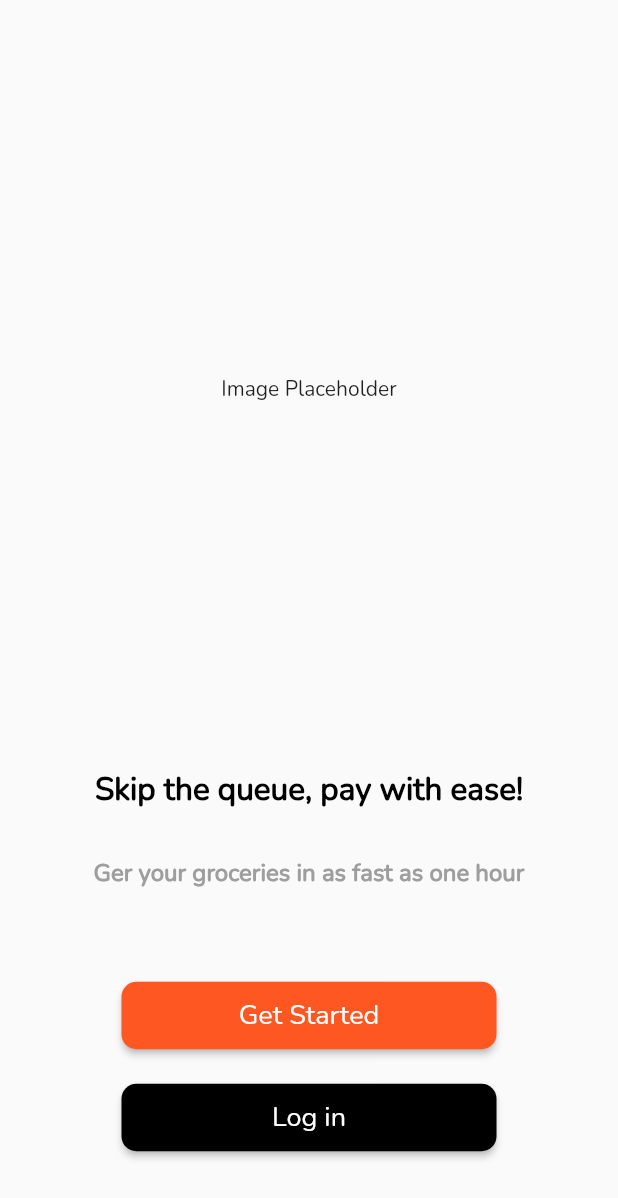
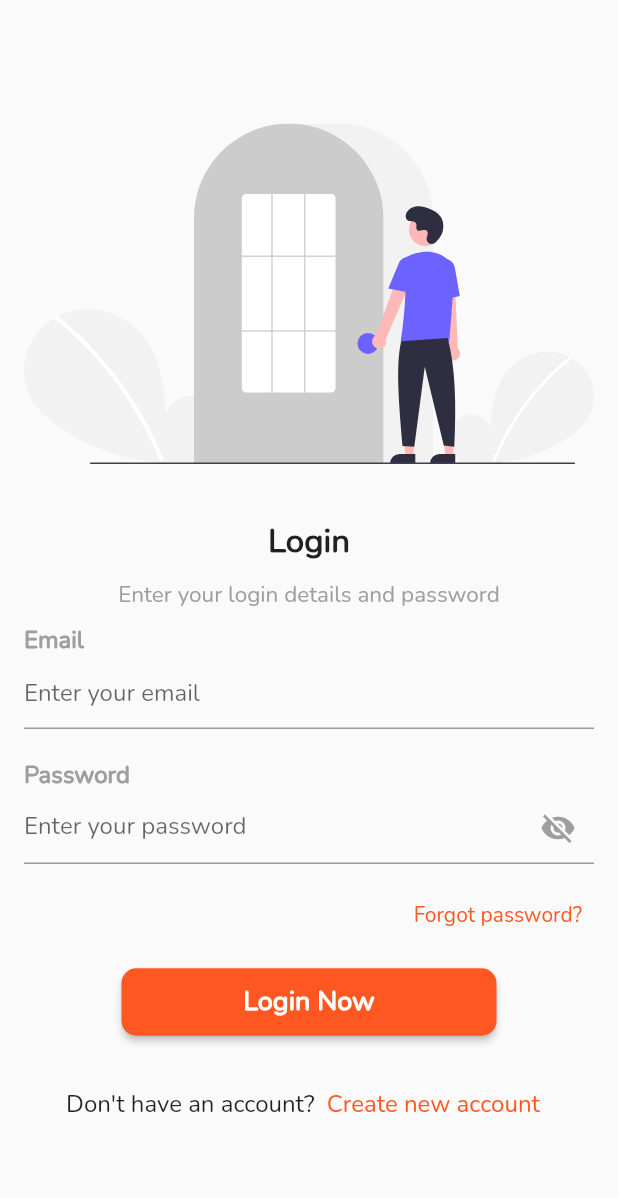
Before and after one commit to Jinks02/Queaze, a Flutter app: the GetStarted screen opened directly, after a tap on "Log in", on a phone screen of 412 x 824 dp. Shown: the top 1198 px of the screen. Run offline on Flutter 3.47's test engine with Material 2 defaults, Android fonts, the phone set to English and light mode, and no system bars; our stand-ins replace flutter_svg, smooth_page_indicator, video_player.

Commit message:
added login screen

```diff
--- a/lib/main.dart
+++ b/lib/main.dart
@@ -1,7 +1,7 @@
 
 import 'package:flutter/cupertino.dart';
 import 'package:flutter/material.dart';
-import 'package:queaze/view/splash_view.dart';
+import 'package:queaze/view/onBoarding/splash_view.dart';
 
 void main() {
   runApp(MyApp());
--- /dev/null
+++ b/lib/view/login/login.dart
@@ -0,0 +1,192 @@
+import 'package:flutter/material.dart';
+import 'package:flutter_svg/flutter_svg.dart';
+
+class LoginPage extends StatefulWidget {
+  @override
+  _LoginPageState createState() => _LoginPageState();
+}
+
+class _LoginPageState extends State<LoginPage> {
+  final _formKey = GlobalKey<FormState>();
+
+  bool _passwordVisible = false;
+
+  String _email = "";
+  String _password = "";
+
+  @override
+  Widget build(BuildContext context) {
+    return Scaffold(
+      body: SingleChildScrollView(
+        child: Padding(
+          padding: const EdgeInsets.all(16.0),
+          child: Form(
+            key: _formKey,
+            child: Column(
+              crossAxisAlignment: CrossAxisAlignment.start,
+              children: <Widget>[
+                const SizedBox(height: 30.0),
+                SizedBox(
+                  height: 300,
+                  child: SvgPicture.asset(
+                    "assets/images/login_page.svg",
+                  ),
+                ),
+                const Align(
+                  alignment: Alignment.center,
+                  child: Text(
+                    "Login",
+                    style: TextStyle(fontSize: 22, fontWeight: FontWeight.bold),
+                  ),
+                ),
+                const SizedBox(
+                  height: 10,
+                ),
+                const Align(
+                  alignment: Alignment.center,
+                  child: Text(
+                    "Enter your login details and password",
+                    style: TextStyle(fontSize: 15, color: Colors.grey),
+                  ),
+                ),
+                const SizedBox(
+                  height: 10,
+                ),
+                const Text(
+                  "Email",
+                  style: TextStyle(
+                    fontSize: 16.0,
+                    fontWeight: FontWeight.bold,
+                    color: Colors.grey,
+                  ),
+                ),
+                TextFormField(
+                  keyboardType: TextInputType.emailAddress,
+                  decoration:
+                      const InputDecoration(hintText: "Enter your email"),
+                  validator: (value) {
+                    if (value!.isEmpty) {
+                      return "Please enter your email";
+                    }
+                    return null;
+                  },
+                  onSaved: (value) {
+                    if (value!.isNotEmpty) {
+                      _email = value;
+                    }
+                  },
+                ),
+                const SizedBox(height: 20.0),
+                const Text(
+                  "Password",
+                  style: TextStyle(
+                    fontSize: 16.0,
+                    fontWeight: FontWeight.bold,
+                    color: Colors.grey,
+                  ),
+                ),
+                TextFormField(
+                  obscureText: !_passwordVisible,
+                  decoration: InputDecoration(
+                    //labelText: "Password",
+                    hintText: "Enter your password",
+                    suffixIcon: IconButton(
+                      icon: Icon(
+                        _passwordVisible
+                            ? Icons.visibility
+                            : Icons.visibility_off,
+                        color: Colors.grey,
+                      ),
+                      onPressed: () {
+                        setState(() {
+                          _passwordVisible = !_passwordVisible;
+                        });
+                      },
+                    ),
+                  ),
+                  validator: (value) {
+                    if (value!.isEmpty) {
+                      return "Please enter your password";
+                    }
+                    return null;
+                  },
+                  onSaved: (value) {
+                    if (value!.isNotEmpty) {
+                      _password = value;
+                    }
+                  },
+                ),
+                const SizedBox(height: 10.0),
+                Align(
+                  alignment: Alignment.topRight,
+                  child: TextButton(
+                    onPressed: () {},
+                    child: const Text(
+                      "Forgot password?",
+                      style: TextStyle(
+                        fontSize: 14.0,
+                      ),
+                    ),
+                  ),
+                ),
+                const SizedBox(height: 10.0),
+                Center(
+                  child: Container(
+                    width: 250,
+                    child: ElevatedButton(
+                      style: ElevatedButton.styleFrom(
+                          shape: const RoundedRectangleBorder(
+                              borderRadius:
+                                  BorderRadius.all(Radius.circular(10)))),
+                      onPressed: () {
+                        if (_formKey.currentState!.validate()) {
+                          _formKey.currentState!.save();
+                          //TODO: perform login with _email and _password
+                        }
+                      },
+                      child: const Padding(
+                        padding: EdgeInsets.all(10),
+                        child: Text(
+                          "Login Now",
+                          style: TextStyle(
+                            fontSize: 18,
+                            fontWeight: FontWeight.bold,
+                          ),
+                        ),
+                      ),
+                    ),
+                  ),
+                ),
+                const SizedBox(height: 20.0),
+                Center(
+                  child: Row(
+                    mainAxisAlignment: MainAxisAlignment.center,
+                    children: [
+                      const Text(
+                        "Don't have an account?",
+                        style: TextStyle(
+                          fontSize: 16,
+                        ),
+                      ),
+                      TextButton(
+                        onPressed: () {
+                          //TODO: navigate to create new account page
+                        },
+                        child: const Text(
+                          "Create new account",
+                          style: TextStyle(
+                            fontSize: 16,
+                          ),
+                        ),
+                      ),
+                    ],
+                  ),
+                ),
+              ],
+            ),
+          ),
+        ),
+      ),
+    );
+  }
+}
--- a/lib/view/get_started_view.dart
+++ b/lib/view/onBoarding/get_started_view.dart
@@ -1,5 +1,6 @@
 import 'package:flutter/cupertino.dart';
 import 'package:flutter/material.dart';
+import 'package:queaze/view/login/login.dart';
 
 class GetStarted extends StatelessWidget {
   @override
@@ -11,7 +12,6 @@ class GetStarted extends StatelessWidget {
         Container(
           margin: EdgeInsets.only(top: 250),
           width: double.infinity,
-
           child: const Text(
             "Image Placeholder",
             textAlign: TextAlign.center,
@@ -21,21 +21,23 @@ class GetStarted extends StatelessWidget {
           child: Column(
             children: [
               Container(
-                child: const Text("Skip the queue, pay with ease!"
-                ,style: TextStyle(
-                    fontSize: 21,
-                    fontWeight: FontWeight.bold,
-                    color: Colors.black
-                  ),),
+                child: const Text(
+                  "Skip the queue, pay with ease!",
+                  style: TextStyle(
+                      fontSize: 21,
+                      fontWeight: FontWeight.bold,
+                      color: Colors.black),
+                ),
               ),
               Container(
                 margin: const EdgeInsets.only(bottom: 50, top: 30),
-                child: const Text("Ger your groceries in as fast as one hour",
-                style: TextStyle(
-                  fontSize: 16,
-                  fontWeight: FontWeight.bold,
-                  color: Colors.grey
-                ),),
+                child: const Text(
+                  "Ger your groceries in as fast as one hour",
+                  style: TextStyle(
+                      fontSize: 16,
+                      fontWeight: FontWeight.bold,
+                      color: Colors.grey),
+                ),
               ),
               Column(
                 children: [
@@ -61,7 +63,14 @@ class GetStarted extends StatelessWidget {
                     margin: EdgeInsets.only(top: 20, bottom: 55),
                     width: 250,
                     child: ElevatedButton(
-                      onPressed: () {},
+                      onPressed: () {
+                        print("Button Clicked");
+                        Navigator.of(context).push(
+                          MaterialPageRoute(
+                            builder: (builder) => LoginPage(),
+                          ),
+                        );
+                      },
                       style: ElevatedButton.styleFrom(
                           backgroundColor: Colors.black,
                           shape: const RoundedRectangleBorder(
--- a/lib/view/on_boarding_view.dart
+++ b/lib/view/onBoarding/on_boarding_view.dart
@@ -1,4 +1,5 @@
 import 'package:flutter/material.dart';
+import 'package:queaze/view/onBoarding/get_started_view.dart';
 import 'package:smooth_page_indicator/smooth_page_indicator.dart';
 
 class OnBoardingScreen extends StatefulWidget {
@@ -68,7 +69,7 @@ class _OnBoardingScreenState extends State<OnBoardingScreen> {
                 ),
                 TextButton(
                   onPressed: () {
-                    // todo: skip all onboarding screens
+                    Navigator.of(context).pushReplacement(_createRoute());
                   },
                   child: const Text(
                     'Skip',
@@ -83,9 +84,13 @@ class _OnBoardingScreenState extends State<OnBoardingScreen> {
             ),
             RawMaterialButton(
               onPressed: () {
-                _pageController.nextPage(
-                    duration: Duration(milliseconds: 500),
-                    curve: Curves.easeInOut);
+                if (_pageController.page == 2) {
+                  Navigator.of(context).push(_createRoute());
+                } else {
+                  _pageController.nextPage(
+                      duration: Duration(milliseconds: 500),
+                      curve: Curves.easeInOut);
+                }
               },
               elevation: 2.0,
               highlightElevation: 8.0,
@@ -104,4 +109,23 @@ class _OnBoardingScreenState extends State<OnBoardingScreen> {
       ),
     );
   }
+
+  Route _createRoute() {
+    return PageRouteBuilder(
+      pageBuilder: (context, animation, secondaryAnimation) => GetStarted(),
+      transitionsBuilder: (context, animation, secondaryAnimation, child) {
+        const begin = Offset(1.0, 0.0);
+        const end = Offset.zero;
+        const curve = Curves.easeIn;
+
+        var tween =
+            Tween(begin: begin, end: end).chain(CurveTween(curve: curve));
+
+        return SlideTransition(
+          position: animation.drive(tween),
+          child: child,
+        );
+      },
+    );
+  }
 }
--- a/lib/view/splash_view.dart
+++ b/lib/view/onBoarding/splash_view.dart
@@ -1,5 +1,5 @@
 import 'package:flutter/material.dart';
-import 'package:queaze/view/get_started_view.dart';
+import 'package:queaze/view/onBoarding/get_started_view.dart';
 import 'package:video_player/video_player.dart';
 
 import 'on_boarding_view.dart';
--- a/pubspec.yaml
+++ b/pubspec.yaml
@@ -31,6 +31,7 @@ dependencies:
   flutter:
     sdk: flutter
   video_player: ^2.2.5
+  flutter_svg: ^0.22.0
 
   # The following adds the Cupertino Icons font to your application.
   # Use with the CupertinoIcons class for iOS style icons.
@@ -61,11 +62,10 @@ flutter:
   uses-material-design: true
 
   # To add assets to your application, add an assets section, like this:
-  # assets:
-  #   - images/a_dot_burr.jpeg
-  #   - images/a_dot_ham.jpeg
+
   assets:
     - assets/videos/
+    - assets/images/
 
   # An image asset can refer to one or more resolution-specific "variants", see
   # https://flutter.dev/assets-and-images/#resolution-aware
```
Also changed, not shown: assets/images/login_page.svg (added), pubspec.lock.
